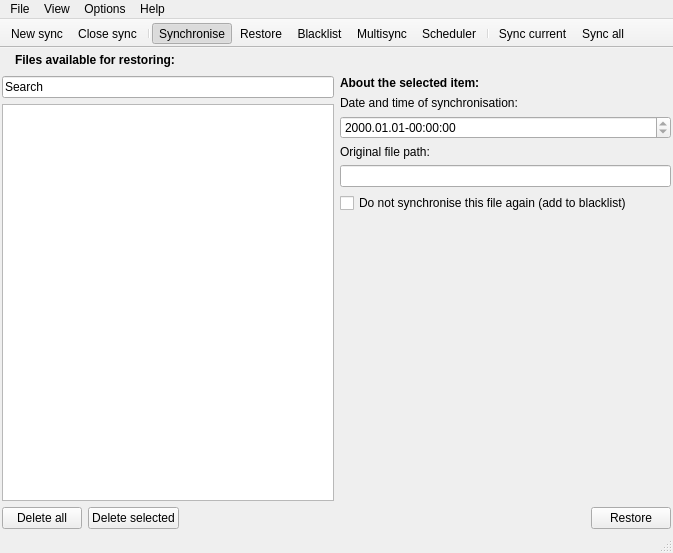
First picture: the form in main_window.ui, repository henrik-w/Synkron, before the edit.
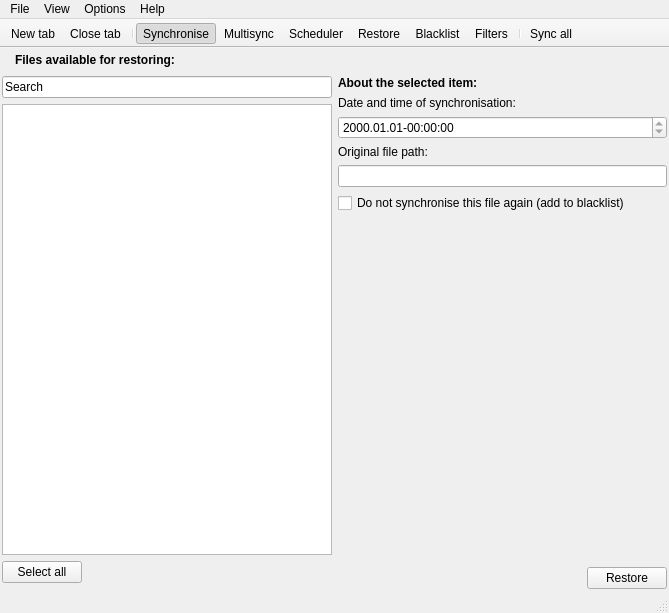
Second picture: the form after the edit. The open tabs and pages were chosen to show the change. Icons and pictures are not drawn. Custom widgets are drawn as their Qt base class.

What changed in the file:
```diff
--- a/main_window.ui
+++ b/main_window.ui
@@ -5,8 +5,8 @@
    <rect>
     <x>0</x>
     <y>0</y>
-    <width>673</width>
-    <height>553</height>
+    <width>669</width>
+    <height>613</height>
    </rect>
   </property>
   <property name="windowTitle" >
@@ -69,7 +69,7 @@
        </layout>
       </widget>
       <widget class="QWidget" name="page_2" >
-       <layout class="QVBoxLayout" >
+       <layout class="QGridLayout" >
         <property name="leftMargin" >
          <number>0</number>
         </property>
@@ -82,7 +82,7 @@
         <property name="bottomMargin" >
          <number>0</number>
         </property>
-        <item>
+        <item row="0" column="0" colspan="2" >
          <layout class="QGridLayout" >
           <property name="leftMargin" >
            <number>0</number>
@@ -102,6 +102,62 @@
           <property name="verticalSpacing" >
            <number>6</number>
           </property>
+          <item row="0" column="1" >
+           <widget class="QLabel" name="label" >
+            <property name="text" >
+             <string>&lt;b>Files available for restoring:&lt;/b></string>
+            </property>
+           </widget>
+          </item>
+          <item row="0" column="0" >
+           <widget class="QLabel" name="label_5" >
+            <property name="pixmap" >
+             <pixmap resource="resources.qrc" >:/new/prefix1/images/Restore16.png</pixmap>
+            </property>
+           </widget>
+          </item>
+          <item row="0" column="2" >
+           <spacer>
+            <property name="orientation" >
+             <enum>Qt::Horizontal</enum>
+            </property>
+            <property name="sizeHint" >
+             <size>
+              <width>40</width>
+              <height>20</height>
+             </size>
+            </property>
+           </spacer>
+          </item>
+         </layout>
+        </item>
+        <item row="1" column="0" >
+         <layout class="QGridLayout" >
+          <property name="leftMargin" >
+           <number>0</number>
+          </property>
+          <property name="topMargin" >
+           <number>0</number>
+          </property>
+          <property name="rightMargin" >
+           <number>0</number>
+          </property>
+          <property name="bottomMargin" >
+           <number>0</number>
+          </property>
+          <property name="horizontalSpacing" >
+           <number>6</number>
+          </property>
+          <property name="verticalSpacing" >
+           <number>6</number>
+          </property>
+          <item row="1" column="0" >
+           <widget class="QListWidget" name="restore_list" >
+            <property name="statusTip" >
+             <string>List of files available for restoring</string>
+            </property>
+           </widget>
+          </item>
           <item row="2" column="0" >
            <layout class="QGridLayout" >
             <property name="leftMargin" >
@@ -122,240 +178,134 @@
             <property name="verticalSpacing" >
              <number>6</number>
             </property>
-            <item row="0" column="2" >
-             <layout class="QGridLayout" >
-              <property name="leftMargin" >
-               <number>0</number>
+            <item row="0" column="0" >
+             <widget class="QPushButton" name="selTmpAllBtn" >
+              <property name="statusTip" >
+               <string>Select all temporary files</string>
               </property>
-              <property name="topMargin" >
-               <number>0</number>
+              <property name="text" >
+               <string>Select all</string>
               </property>
-              <property name="rightMargin" >
-               <number>0</number>
-              </property>
-              <property name="bottomMargin" >
-               <number>0</number>
-              </property>
-              <property name="horizontalSpacing" >
-               <number>6</number>
-              </property>
-              <property name="verticalSpacing" >
-               <number>6</number>
-              </property>
-              <item row="4" column="0" >
-               <widget class="QLineEdit" name="path_of_syncfile" >
-                <property name="acceptDrops" >
-                 <bool>false</bool>
-                </property>
-                <property name="statusTip" >
-                 <string>Original file path</string>
-                </property>
-                <property name="readOnly" >
-                 <bool>true</bool>
-                </property>
-               </widget>
-              </item>
-              <item row="5" column="0" >
-               <widget class="QCheckBox" name="to_black_list" >
-                <property name="statusTip" >
-                 <string>Add file to blacklist</string>
-                </property>
-                <property name="text" >
-                 <string>Do not synchronise this file again (add to blacklist)</string>
-                </property>
-               </widget>
-              </item>
-              <item row="1" column="0" >
-               <widget class="QLabel" name="label_3" >
-                <property name="text" >
-                 <string>Date and time of synchronisation:</string>
-                </property>
-               </widget>
-              </item>
-              <item row="3" column="0" >
-               <widget class="QLabel" name="label_4" >
-                <property name="text" >
-                 <string>Original file path:</string>
-                </property>
-               </widget>
-              </item>
-              <item row="0" column="0" >
-               <widget class="QLabel" name="label_2" >
-                <property name="text" >
-                 <string>&lt;b>About the selected item:&lt;/b></string>
-                </property>
-               </widget>
-              </item>
-              <item row="2" column="0" >
-               <widget class="QDateTimeEdit" name="date_of_sync" >
-                <property name="statusTip" >
-                 <string>Date and time of synchronisation</string>
-                </property>
-                <property name="readOnly" >
-                 <bool>true</bool>
-                </property>
-                <property name="displayFormat" >
-                 <string>yyyy.MM.dd-hh:mm:ss</string>
-                </property>
-               </widget>
-              </item>
-              <item row="6" column="0" >
-               <spacer>
-                <property name="orientation" >
-                 <enum>Qt::Vertical</enum>
-                </property>
-                <property name="sizeHint" >
-                 <size>
-                  <width>20</width>
-                  <height>40</height>
-                 </size>
-                </property>
-               </spacer>
-              </item>
-              <item row="7" column="0" >
-               <layout class="QGridLayout" >
-                <property name="leftMargin" >
-                 <number>0</number>
-                </property>
-                <property name="topMargin" >
-                 <number>0</number>
-                </property>
-                <property name="rightMargin" >
-                 <number>0</number>
-                </property>
-                <property name="bottomMargin" >
-                 <number>0</number>
-                </property>
-                <property name="horizontalSpacing" >
-                 <number>6</number>
-                </property>
-                <property name="verticalSpacing" >
-                 <number>6</number>
-                </property>
-                <item row="0" column="1" >
-                 <widget class="QPushButton" name="restore_files" >
-                  <property name="statusTip" >
-                   <string>Restore selected files</string>
-                  </property>
-                  <property name="text" >
-                   <string>Restore</string>
-                  </property>
-                  <property name="icon" >
-                   <iconset resource="resources.qrc" >:/new/prefix1/images/Restore.png</iconset>
-                  </property>
-                 </widget>
-                </item>
-                <item row="0" column="0" >
-                 <spacer>
-                  <property name="orientation" >
-                   <enum>Qt::Horizontal</enum>
-                  </property>
-                  <property name="sizeHint" >
-                   <size>
-                    <width>40</width>
-                    <height>20</height>
-                   </size>
-                  </property>
-                 </spacer>
-                </item>
-               </layout>
-              </item>
-             </layout>
+             </widget>
             </item>
             <item row="0" column="1" >
-             <layout class="QGridLayout" >
-              <property name="leftMargin" >
-               <number>0</number>
+             <spacer>
+              <property name="orientation" >
+               <enum>Qt::Horizontal</enum>
               </property>
-              <property name="topMargin" >
-               <number>0</number>
+              <property name="sizeHint" >
+               <size>
+                <width>40</width>
+                <height>20</height>
+               </size>
               </property>
-              <property name="rightMargin" >
-               <number>0</number>
-              </property>
-              <property name="bottomMargin" >
-               <number>0</number>
-              </property>
-              <property name="horizontalSpacing" >
-               <number>6</number>
-              </property>
-              <property name="verticalSpacing" >
-               <number>6</number>
-              </property>
-              <item row="1" column="0" >
-               <widget class="QListWidget" name="restore_list" >
-                <property name="statusTip" >
-                 <string>List of files available for restoring</string>
-                </property>
-               </widget>
-              </item>
-              <item row="2" column="0" >
-               <layout class="QGridLayout" >
-                <property name="leftMargin" >
-                 <number>0</number>
-                </property>
-                <property name="topMargin" >
-                 <number>0</number>
-                </property>
-                <property name="rightMargin" >
-                 <number>0</number>
-                </property>
-                <property name="bottomMargin" >
-                 <number>0</number>
-                </property>
-                <property name="horizontalSpacing" >
-                 <number>6</number>
-                </property>
-                <property name="verticalSpacing" >
-                 <number>6</number>
-                </property>
-                <item row="0" column="0" >
-                 <widget class="QPushButton" name="delTmpAllBtn" >
-                  <property name="statusTip" >
-                   <string>Delete all temporary files</string>
-                  </property>
-                  <property name="text" >
-                   <string>Delete all</string>
-                  </property>
-                 </widget>
-                </item>
-                <item row="0" column="1" >
-                 <widget class="QPushButton" name="delTmpSelBtn" >
-                  <property name="statusTip" >
-                   <string>Delete selected temporary files</string>
-                  </property>
-                  <property name="text" >
-                   <string>Delete selected</string>
-                  </property>
-                 </widget>
-                </item>
-                <item row="0" column="2" >
-                 <spacer>
-                  <property name="orientation" >
-                   <enum>Qt::Horizontal</enum>
-                  </property>
-                  <property name="sizeHint" >
-                   <size>
-                    <width>40</width>
-                    <height>20</height>
-                   </size>
-                  </property>
-                 </spacer>
-                </item>
-               </layout>
-              </item>
-              <item row="0" column="0" >
-               <widget class="QLineEdit" name="restore_search" >
-                <property name="text" >
-                 <string>Search</string>
-                </property>
-               </widget>
-              </item>
-             </layout>
+             </spacer>
             </item>
            </layout>
           </item>
           <item row="0" column="0" >
+           <widget class="ExtendedLineEdit" name="restore_search" >
+            <property name="text" >
+             <string>Search</string>
+            </property>
+           </widget>
+          </item>
+          <item row="3" column="0" >
+           <widget class="MTAdvancedGroupBox" native="1" name="restore_clean_gb" />
+          </item>
+         </layout>
+        </item>
+        <item row="1" column="1" >
+         <layout class="QGridLayout" >
+          <property name="leftMargin" >
+           <number>0</number>
+          </property>
+          <property name="topMargin" >
+           <number>0</number>
+          </property>
+          <property name="rightMargin" >
+           <number>0</number>
+          </property>
+          <property name="bottomMargin" >
+           <number>0</number>
+          </property>
+          <property name="horizontalSpacing" >
+           <number>6</number>
+          </property>
+          <property name="verticalSpacing" >
+           <number>6</number>
+          </property>
+          <item row="4" column="0" >
+           <widget class="QLineEdit" name="path_of_syncfile" >
+            <property name="acceptDrops" >
+             <bool>false</bool>
+            </property>
+            <property name="statusTip" >
+             <string>Original file path</string>
+            </property>
+            <property name="readOnly" >
+             <bool>true</bool>
+            </property>
+           </widget>
+          </item>
+          <item row="5" column="0" >
+           <widget class="QCheckBox" name="to_black_list" >
+            <property name="statusTip" >
+             <string>Add file to blacklist</string>
+            </property>
+            <property name="text" >
+             <string>Do not synchronise this file again (add to blacklist)</string>
+            </property>
+           </widget>
+          </item>
+          <item row="1" column="0" >
+           <widget class="QLabel" name="label_3" >
+            <property name="text" >
+             <string>Date and time of synchronisation:</string>
+            </property>
+           </widget>
+          </item>
+          <item row="3" column="0" >
+           <widget class="QLabel" name="label_4" >
+            <property name="text" >
+             <string>Original file path:</string>
+            </property>
+           </widget>
+          </item>
+          <item row="0" column="0" >
+           <widget class="QLabel" name="label_2" >
+            <property name="text" >
+             <string>&lt;b>About the selected item:&lt;/b></string>
+            </property>
+           </widget>
+          </item>
+          <item row="2" column="0" >
+           <widget class="QDateTimeEdit" name="date_of_sync" >
+            <property name="statusTip" >
+             <string>Date and time of synchronisation</string>
+            </property>
+            <property name="readOnly" >
+             <bool>true</bool>
+            </property>
+            <property name="displayFormat" >
+             <string>yyyy.MM.dd-hh:mm:ss</string>
+            </property>
+           </widget>
+          </item>
+          <item row="6" column="0" >
+           <spacer>
+            <property name="orientation" >
+             <enum>Qt::Vertical</enum>
+            </property>
+            <property name="sizeHint" >
+             <size>
+              <width>20</width>
+              <height>40</height>
+             </size>
+            </property>
+           </spacer>
+          </item>
+          <item row="7" column="0" >
            <layout class="QGridLayout" >
             <property name="leftMargin" >
              <number>0</number>
@@ -376,20 +326,19 @@
              <number>6</number>
             </property>
             <item row="0" column="1" >
-             <widget class="QLabel" name="label" >
+             <widget class="QPushButton" name="restore_files" >
+              <property name="statusTip" >
+               <string>Restore selected files</string>
+              </property>
               <property name="text" >
-               <string>&lt;b>Files available for restoring:&lt;/b></string>
+               <string>Restore</string>
+              </property>
+              <property name="icon" >
+               <iconset resource="resources.qrc" >:/new/prefix1/images/Restore.png</iconset>
               </property>
              </widget>
             </item>
             <item row="0" column="0" >
-             <widget class="QLabel" name="label_5" >
-              <property name="pixmap" >
-               <pixmap resource="resources.qrc" >:/new/prefix1/images/Restore16.png</pixmap>
-              </property>
-             </widget>
-            </item>
-            <item row="0" column="2" >
              <spacer>
               <property name="orientation" >
                <enum>Qt::Horizontal</enum>
@@ -1402,7 +1351,7 @@
     <rect>
      <x>0</x>
      <y>0</y>
-     <width>673</width>
+     <width>669</width>
      <height>21</height>
     </rect>
    </property>
@@ -1465,12 +1414,12 @@
    <addaction name="actionClose_sync" />
    <addaction name="separator" />
    <addaction name="actionSynchronise" />
-   <addaction name="actionRestore" />
-   <addaction name="actionBlacklist" />
    <addaction name="actionMultisync" />
    <addaction name="actionScheduler" />
+   <addaction name="actionRestore" />
+   <addaction name="actionBlacklist" />
+   <addaction name="actionFilters" />
    <addaction name="separator" />
-   <addaction name="actionSync_current" />
    <addaction name="actionSync_all" />
   </widget>
   <action name="actionQuit" >
@@ -1516,7 +1465,7 @@
     <iconset resource="resources.qrc" >:/new/prefix1/images/Synkron128.png</iconset>
    </property>
    <property name="text" >
-    <string>New sync</string>
+    <string>New tab</string>
    </property>
    <property name="statusTip" >
     <string>Open new sync tab</string>
@@ -1527,7 +1476,7 @@
     <iconset resource="resources.qrc" >:/new/prefix1/images/Synkron128_closetab.png</iconset>
    </property>
    <property name="text" >
-    <string>Close sync</string>
+    <string>Close tab</string>
    </property>
    <property name="statusTip" >
     <string>Close current sync tab</string>
@@ -1589,17 +1538,6 @@
     <string>Start Synkron hidden</string>
    </property>
   </action>
-  <action name="actionSync_current" >
-   <property name="icon" >
-    <iconset resource="resources.qrc" >:/new/prefix1/images/sync.png</iconset>
-   </property>
-   <property name="text" >
-    <string>Sync current</string>
-   </property>
-   <property name="statusTip" >
-    <string>Sync current</string>
-   </property>
-  </action>
   <action name="actionSync_all" >
    <property name="icon" >
     <iconset resource="resources.qrc" >:/new/prefix1/images/sync_all.png</iconset>
@@ -1655,7 +1593,53 @@
     <string>Change language</string>
    </property>
   </action>
+  <action name="actionFilters" >
+   <property name="checkable" >
+    <bool>true</bool>
+   </property>
+   <property name="icon" >
+    <iconset resource="resources.qrc" >:/new/prefix1/images/filter32.png</iconset>
+   </property>
+   <property name="text" >
+    <string>Filters</string>
+   </property>
+   <property name="statusTip" >
+    <string>Go to Filters</string>
+   </property>
+  </action>
+  <action name="actionDisable_tray_messages" >
+   <property name="checkable" >
+    <bool>true</bool>
+   </property>
+   <property name="text" >
+    <string>Disable tray icon messages</string>
+   </property>
+   <property name="statusTip" >
+    <string>Disable tray icon messages</string>
+   </property>
+  </action>
+  <action name="actionSave_log" >
+   <property name="icon" >
+    <iconset resource="resources.qrc" >:/new/prefix1/images/save.png</iconset>
+   </property>
+   <property name="text" >
+    <string>Save log</string>
+   </property>
+  </action>
  </widget>
+ <customwidgets>
+  <customwidget>
+   <class>ExtendedLineEdit</class>
+   <extends>QLineEdit</extends>
+   <header>extendedlineedit.h</header>
+  </customwidget>
+  <customwidget>
+   <class>MTAdvancedGroupBox</class>
+   <extends>QWidget</extends>
+   <header location="global" >mtadvancedgroupbox.h</header>
+   <container>1</container>
+  </customwidget>
+ </customwidgets>
  <resources>
   <include location="resources.qrc" />
  </resources>
```
Left out of the diff: 665 changed lines with no effect on the pictures.
